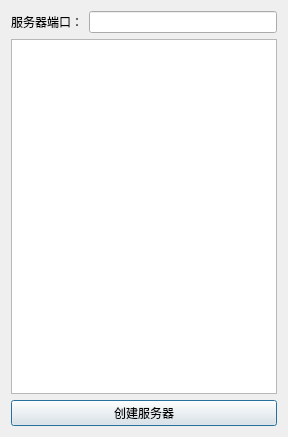
Qt form Server/serverdialog.ui (Jearyhao/MyChat) before a commit.
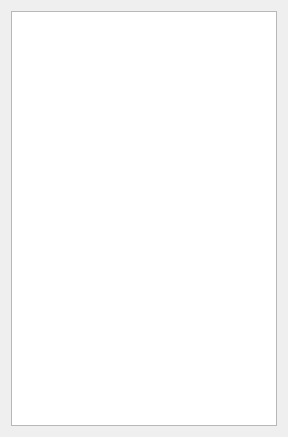
The same form after that commit.

```diff
--- a/Server/serverdialog.ui
+++ b/Server/serverdialog.ui
@@ -14,34 +14,9 @@
    <string>聊天室服务器</string>
   </property>
   <layout class="QVBoxLayout" name="verticalLayout">
-   <item>
-    <layout class="QHBoxLayout" name="horizontalLayout">
-     <item>
-      <widget class="QLabel" name="label">
-       <property name="text">
-        <string>服务器端口：</string>
-       </property>
-      </widget>
-     </item>
-     <item>
-      <widget class="QLineEdit" name="portEdit">
-       <property name="text">
-        <string/>
-       </property>
-      </widget>
-     </item>
-    </layout>
-   </item>
    <item>
     <widget class="QListWidget" name="listWidget"/>
    </item>
-   <item>
-    <widget class="QPushButton" name="createButton">
-     <property name="text">
-      <string>创建服务器</string>
-     </property>
-    </widget>
-   </item>
   </layout>
  </widget>
  <resources/>
```
